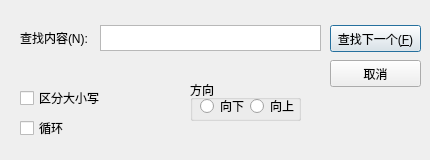
First picture: the form in replacedialog.ui, repository Inquisitor-201/softA_textedit, before the edit.
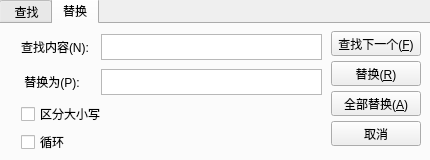
Second picture: the form after the edit. The open tabs and pages were chosen to show the change.

Patch:
```diff
--- a/replacedialog.ui
+++ b/replacedialog.ui
@@ -13,21 +13,50 @@
   <property name="windowTitle">
    <string>查找</string>
   </property>
+  <widget class="QTabWidget" name="rdlg_tab">
+   <property name="geometry">
+    <rect>
+     <x>-1</x>
+     <y>-2</y>
+     <width>433</width>
+     <height>164</height>
+    </rect>
+   </property>
+   <property name="currentIndex">
+    <number>0</number>
+   </property>
+   <widget class="QWidget" name="tab_find">
+    <attribute name="title">
+     <string> 查找</string>
+    </attribute>
   <widget class="QPlainTextEdit" name="findContent">
    <property name="geometry">
     <rect>
      <x>100</x>
-     <y>25</y>
+       <y>10</y>
      <width>221</width>
      <height>26</height>
     </rect>
    </property>
   </widget>
+    <widget class="QCheckBox" name="check_repeat">
+     <property name="geometry">
+      <rect>
+       <x>20</x>
+       <y>105</y>
+       <width>91</width>
+       <height>16</height>
+      </rect>
+     </property>
+     <property name="text">
+      <string>循环</string>
+     </property>
+    </widget>
   <widget class="QLabel" name="label">
    <property name="geometry">
     <rect>
      <x>20</x>
-     <y>30</y>
+       <y>15</y>
      <width>81</width>
      <height>16</height>
     </rect>
@@ -45,7 +74,7 @@
    <property name="geometry">
     <rect>
      <x>20</x>
-     <y>90</y>
+       <y>75</y>
      <width>91</width>
      <height>16</height>
     </rect>
@@ -54,76 +83,11 @@
     <string>区分大小写</string>
    </property>
   </widget>
-  <widget class="QCheckBox" name="check_repeat">
-   <property name="geometry">
-    <rect>
-     <x>20</x>
-     <y>120</y>
-     <width>91</width>
-     <height>16</height>
-    </rect>
-   </property>
-   <property name="text">
-    <string>循环</string>
-   </property>
-  </widget>
-  <widget class="QGroupBox" name="groupBox">
-   <property name="geometry">
-    <rect>
-     <x>190</x>
-     <y>80</y>
-     <width>111</width>
-     <height>41</height>
-    </rect>
-   </property>
-   <property name="title">
-    <string>方向</string>
-   </property>
-   <widget class="QRadioButton" name="redioButton_down">
-    <property name="geometry">
-     <rect>
-      <x>10</x>
-      <y>18</y>
-      <width>51</width>
-      <height>16</height>
-     </rect>
-    </property>
-    <property name="text">
-     <string>向下</string>
-    </property>
-   </widget>
-   <widget class="QRadioButton" name="redioButton_up">
-    <property name="geometry">
-     <rect>
-      <x>60</x>
-      <y>18</y>
-      <width>51</width>
-      <height>16</height>
-     </rect>
-    </property>
-    <property name="text">
-     <string>向上</string>
-    </property>
-   </widget>
-  </widget>
-  <widget class="QPushButton" name="button_findNext">
-   <property name="geometry">
-    <rect>
-     <x>330</x>
-     <y>25</y>
-     <width>91</width>
-     <height>27</height>
-    </rect>
-   </property>
-   <property name="text">
-    <string>查找下一个(&amp;F)</string>
-   </property>
-  </widget>
   <widget class="QPushButton" name="button_cancel">
    <property name="geometry">
     <rect>
      <x>330</x>
-     <y>60</y>
+       <y>45</y>
      <width>91</width>
      <height>27</height>
     </rect>
@@ -131,6 +95,160 @@
    <property name="text">
     <string>取消</string>
    </property>
+    </widget>
+    <widget class="QPushButton" name="button_findNext">
+     <property name="geometry">
+      <rect>
+       <x>330</x>
+       <y>10</y>
+       <width>91</width>
+       <height>27</height>
+      </rect>
+     </property>
+     <property name="text">
+      <string>查找下一个(&amp;F)</string>
+     </property>
+    </widget>
+   </widget>
+   <widget class="QWidget" name="tab_replace">
+    <attribute name="title">
+     <string>替换</string>
+    </attribute>
+    <widget class="QLabel" name="label_3">
+     <property name="geometry">
+      <rect>
+       <x>20</x>
+       <y>15</y>
+       <width>81</width>
+       <height>16</height>
+      </rect>
+     </property>
+     <property name="font">
+      <font>
+       <pointsize>9</pointsize>
+      </font>
+     </property>
+     <property name="text">
+      <string>查找内容(N):</string>
+     </property>
+    </widget>
+    <widget class="QCheckBox" name="rcheck_capital">
+     <property name="geometry">
+      <rect>
+       <x>20</x>
+       <y>82</y>
+       <width>91</width>
+       <height>16</height>
+      </rect>
+     </property>
+     <property name="text">
+      <string>区分大小写</string>
+     </property>
+    </widget>
+    <widget class="QPushButton" name="rbutton_findNext">
+     <property name="geometry">
+      <rect>
+       <x>330</x>
+       <y>7</y>
+       <width>90</width>
+       <height>25</height>
+      </rect>
+     </property>
+     <property name="text">
+      <string>查找下一个(&amp;F)</string>
+     </property>
+    </widget>
+    <widget class="QPlainTextEdit" name="rFindContent">
+     <property name="geometry">
+      <rect>
+       <x>100</x>
+       <y>10</y>
+       <width>221</width>
+       <height>26</height>
+      </rect>
+     </property>
+    </widget>
+    <widget class="QPushButton" name="rbutton_replace">
+     <property name="geometry">
+      <rect>
+       <x>330</x>
+       <y>37</y>
+       <width>90</width>
+       <height>25</height>
+      </rect>
+     </property>
+     <property name="text">
+      <string>替换(&amp;R)</string>
+     </property>
+    </widget>
+    <widget class="QCheckBox" name="rcheck_repeat">
+     <property name="geometry">
+      <rect>
+       <x>20</x>
+       <y>110</y>
+       <width>91</width>
+       <height>16</height>
+      </rect>
+     </property>
+     <property name="text">
+      <string>循环</string>
+     </property>
+    </widget>
+    <widget class="QLabel" name="label_6">
+     <property name="geometry">
+      <rect>
+       <x>20</x>
+       <y>50</y>
+       <width>81</width>
+       <height>16</height>
+      </rect>
+     </property>
+     <property name="font">
+      <font>
+       <pointsize>9</pointsize>
+      </font>
+     </property>
+     <property name="text">
+      <string> 替换为(P):</string>
+     </property>
+    </widget>
+    <widget class="QPlainTextEdit" name="rTargetContent">
+     <property name="geometry">
+      <rect>
+       <x>100</x>
+       <y>45</y>
+       <width>221</width>
+       <height>26</height>
+      </rect>
+     </property>
+    </widget>
+    <widget class="QPushButton" name="rbutton_replace_all">
+     <property name="geometry">
+      <rect>
+       <x>330</x>
+       <y>67</y>
+       <width>90</width>
+       <height>25</height>
+      </rect>
+     </property>
+     <property name="text">
+      <string>全部替换(&amp;A)</string>
+     </property>
+    </widget>
+    <widget class="QPushButton" name="rbutton_cancel">
+     <property name="geometry">
+      <rect>
+       <x>330</x>
+       <y>97</y>
+       <width>90</width>
+       <height>25</height>
+      </rect>
+     </property>
+     <property name="text">
+      <string>取消</string>
+     </property>
+    </widget>
+   </widget>
   </widget>
  </widget>
  <resources/>
```
Lines whose indentation alone changed are shown as unchanged.
